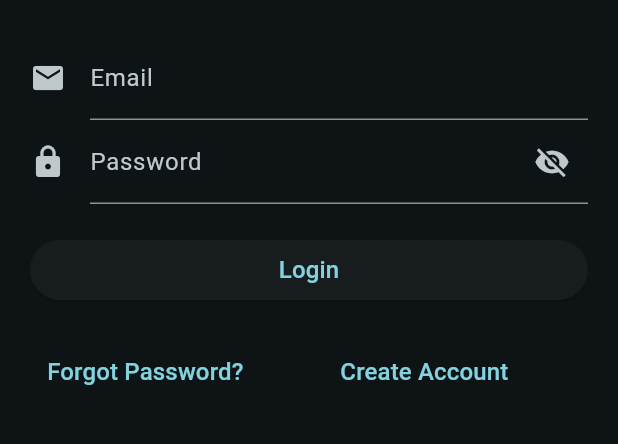
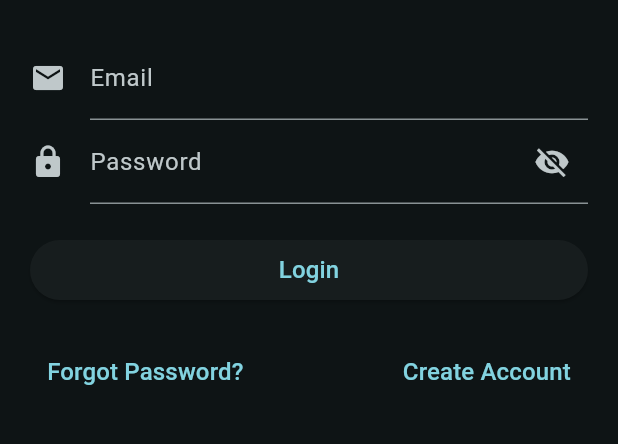
Before and after one commit to DanielDicksonDillimono/bodytherapy, a Flutter app: the screen it shows after launch, on a phone screen of 412 x 824 dp, the part 534-978 px from its top. Run offline on Flutter 3.47's test engine with Material 3 defaults, Android fonts, the phone set to English and light mode, and no system bars; our stand-ins replace cloud_firestore, dio, firebase_ai, firebase_auth, firebase_core, go_router; missing offline and left inert: flutter_pdfview; accounts and stored records are empty; generated files the repository leaves out were written again.

Commit message:
Fixed signup error that did not direct users to the 'home page' upon completing the signup. Added a backbutton on the exercise page

```diff
--- a/lib/navigation/router.dart
+++ b/lib/navigation/router.dart
@@ -65,7 +65,8 @@ GoRouter router(UserAuthentication userAuthentication) => GoRouter(
             StatefulShellBranch(
               routes: [
                 GoRoute(
-                  path: Routes.home,
+                  path: Routes
+                      .home, //Note: This is the home route for reports TODO: this might be confusing. Change it to something more appropriate when we decide on the home page.
                   builder: (BuildContext context, GoRouterState state) =>
                       ReportsPage(
                     reportsViewmodel: ReportsViewmodel(
--- a/lib/ui/sub_pages/exercise/widgets/exercise_page.dart
+++ b/lib/ui/sub_pages/exercise/widgets/exercise_page.dart
@@ -12,6 +12,7 @@ class ExercisePage extends StatelessWidget {
   Widget build(BuildContext context) {
     return SafeArea(
       child: Scaffold(
+          appBar: AppBar(),
           body: SingleChildScrollView(
             child: Padding(
               padding: Dimens.of(context).edgeInsetsScreenSymmetric,
--- a/lib/ui/sub_pages/login_signup/view_models/sign_up_viewmodel.dart
+++ b/lib/ui/sub_pages/login_signup/view_models/sign_up_viewmodel.dart
@@ -91,6 +91,7 @@ class SignUpViewmodel extends ChangeNotifier {
     } finally {
       isLoading = false;
       notifyListeners();
+      context.mounted ? context.go(Routes.home) : null;
     }
   }
 
--- a/lib/ui/sub_pages/login_signup/widgets/login_page.dart
+++ b/lib/ui/sub_pages/login_signup/widgets/login_page.dart
@@ -101,15 +101,12 @@ class LoginPage extends StatelessWidget {
                                     child: Text(AppLocalization.of(context)
                                         .forgotPassword),
                                   ),
-                                  Expanded(
-                                    child: TextButton(
-                                      onPressed: () => loginViewModel
-                                          .goToSignUpPage(context),
-                                      child: Text(
-                                        AppLocalization.of(context)
-                                            .signUpMessage,
-                                        overflow: TextOverflow.ellipsis,
-                                      ),
+                                  TextButton(
+                                    onPressed: () =>
+                                        loginViewModel.goToSignUpPage(context),
+                                    child: Text(
+                                      AppLocalization.of(context).signUpMessage,
+                                      overflow: TextOverflow.ellipsis,
                                     ),
                                   ),
                                 ],
```
Also changed, not shown: flutter_launcher_icons.yaml (+22 -19 lines), 2 other files. Lines whose indentation alone changed are shown as unchanged.
